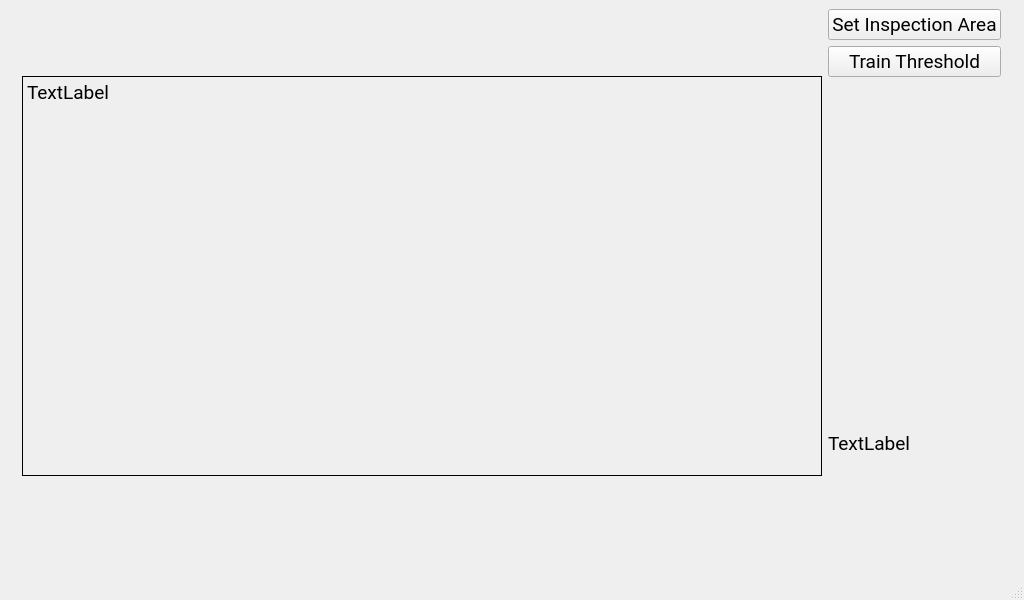
abikemechanic/SC_VisionInspection, file UI/mainwindow.ui: the form before one commit.
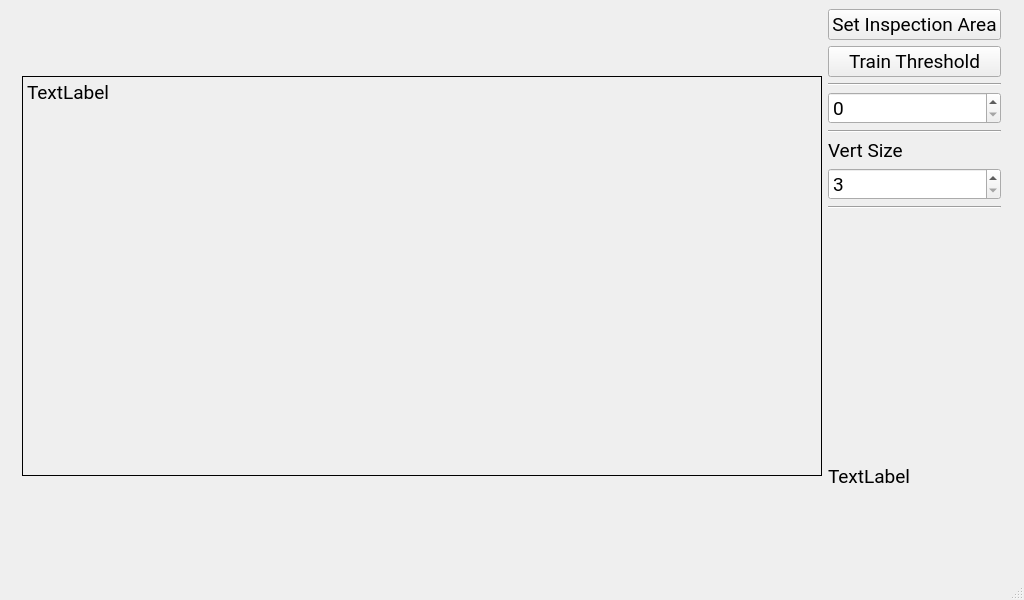
The form after the commit.

```diff
--- a/UI/mainwindow.ui
+++ b/UI/mainwindow.ui
@@ -97,6 +97,47 @@
           </property>
          </widget>
         </item>
+        <item>
+         <widget class="Line" name="line_3">
+          <property name="orientation">
+           <enum>Qt::Horizontal</enum>
+          </property>
+         </widget>
+        </item>
+        <item>
+         <widget class="QSpinBox" name="spinBox_ThresholdValue"/>
+        </item>
+        <item>
+         <widget class="Line" name="line">
+          <property name="orientation">
+           <enum>Qt::Horizontal</enum>
+          </property>
+         </widget>
+        </item>
+        <item>
+         <widget class="QLabel" name="label">
+          <property name="text">
+           <string>Vert Size</string>
+          </property>
+         </widget>
+        </item>
+        <item>
+         <widget class="QSpinBox" name="spinBox_VertSize">
+          <property name="minimum">
+           <number>3</number>
+          </property>
+          <property name="maximum">
+           <number>15</number>
+          </property>
+         </widget>
+        </item>
+        <item>
+         <widget class="Line" name="line_2">
+          <property name="orientation">
+           <enum>Qt::Horizontal</enum>
+          </property>
+         </widget>
+        </item>
         <item>
          <spacer name="verticalSpacer">
           <property name="orientation">
```
Left out of the diff: 2 changed lines with no effect on the pictures.
